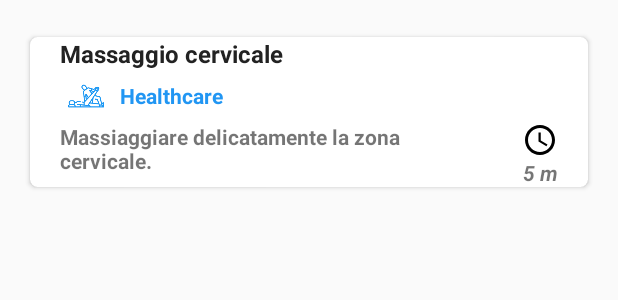
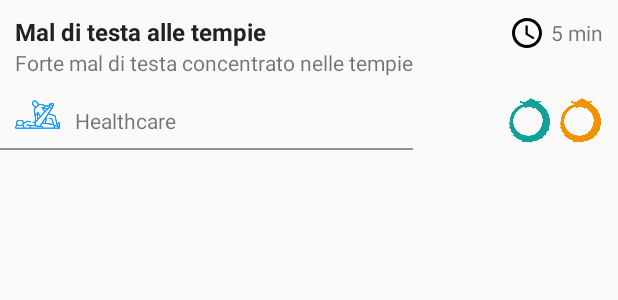
Before and after one commit to stebaia/Evolvo, an Android app: the layout item_treathment_layout.xml on its own in the app's theme, with its tools: preview values and no code run, on a phone screen of 412 x 824 dp. Shown: the top 300 px of the screen. Run offline under Robolectric (Android 15) with nearby library versions, the phone set to English and light mode, and no system bars; Roboto replaces fonts that are not available here.

```diff
--- /dev/null
+++ b/app/src/main/java/com/example/evolvo/adapters/TherapyAdapter.kt
@@ -0,0 +1,4 @@
+package com.example.evolvo.adapters
+
+class TherapyAdapter () {
+}
--- /dev/null
+++ b/app/src/main/java/com/example/evolvo/models/Therapy.kt
@@ -0,0 +1,4 @@
+package com.example.evolvo.models
+
+class Therapy {
+}
--- /dev/null
+++ b/app/src/main/res/drawable/background_container_edittext.xml
@@ -0,0 +1,5 @@
+<?xml version="1.0" encoding="UTF-8"?>
+<shape xmlns:android="http://schemas.android.com/apk/res/android">
+    <stroke android:width="3dp" android:color="#B1BCBE" />
+    <corners android:radius="10dp"/>
+</shape>
--- /dev/null
+++ b/app/src/main/res/drawable/background_search.xml
@@ -0,0 +1,5 @@
+<?xml version="1.0" encoding="UTF-8"?>
+<shape xmlns:android="http://schemas.android.com/apk/res/android">
+    <stroke android:width="2dp" android:color="#B1BCBE" />
+    <corners android:radius="6dp"/>
+</shape>
--- /dev/null
+++ b/app/src/main/res/drawable/ic_lock_black_24dp.xml
@@ -0,0 +1,5 @@
+<vector android:height="24dp" android:tint="#50514F"
+    android:viewportHeight="24.0" android:viewportWidth="24.0"
+    android:width="24dp" xmlns:android="http://schemas.android.com/apk/res/android">
+    <path android:fillColor="#FF000000" android:pathData="M18,8h-1L17,6c0,-2.76 -2.24,-5 -5,-5S7,3.24 7,6v2L6,8c-1.1,0 -2,0.9 -2,2v10c0,1.1 0.9,2 2,2h12c1.1,0 2,-0.9 2,-2L20,10c0,-1.1 -0.9,-2 -2,-2zM12,17c-1.1,0 -2,-0.9 -2,-2s0.9,-2 2,-2 2,0.9 2,2 -0.9,2 -2,2zM15.1,8L8.9,8L8.9,6c0,-1.71 1.39,-3.1 3.1,-3.1 1.71,0 3.1,1.39 3.1,3.1v2z"/>
+</vector>
--- /dev/null
+++ b/app/src/main/res/drawable/ic_person_black_24dp.xml
@@ -0,0 +1,5 @@
+<vector android:height="24dp" android:tint="#50514F"
+    android:viewportHeight="24.0" android:viewportWidth="24.0"
+    android:width="24dp" xmlns:android="http://schemas.android.com/apk/res/android">
+    <path android:fillColor="#FF000000" android:pathData="M12,12c2.21,0 4,-1.79 4,-4s-1.79,-4 -4,-4 -4,1.79 -4,4 1.79,4 4,4zM12,14c-2.67,0 -8,1.34 -8,4v2h16v-2c0,-2.66 -5.33,-4 -8,-4z"/>
+</vector>
--- /dev/null
+++ b/app/src/main/res/drawable/ic_search_black_24dp.xml
@@ -0,0 +1,5 @@
+<vector android:height="24dp" android:tint="#50514F"
+    android:viewportHeight="24.0" android:viewportWidth="24.0"
+    android:width="24dp" xmlns:android="http://schemas.android.com/apk/res/android">
+    <path android:fillColor="#FF000000" android:pathData="M15.5,14h-0.79l-0.28,-0.27C15.41,12.59 16,11.11 16,9.5 16,5.91 13.09,3 9.5,3S3,5.91 3,9.5 5.91,16 9.5,16c1.61,0 3.09,-0.59 4.23,-1.57l0.27,0.28v0.79l5,4.99L20.49,19l-4.99,-5zM9.5,14C7.01,14 5,11.99 5,9.5S7.01,5 9.5,5 14,7.01 14,9.5 11.99,14 9.5,14z"/>
+</vector>
--- a/app/src/main/res/layout/item_treathment_layout.xml
+++ b/app/src/main/res/layout/item_treathment_layout.xml
@@ -3,83 +3,88 @@
                 xmlns:app="http://schemas.android.com/apk/res-auto"
                 android:orientation="vertical"
                 android:layout_width="match_parent"
-                android:layout_height="150dp">
-    <androidx.cardview.widget.CardView
-            app:cardCornerRadius="5dp"
-            android:layout_margin="20dp"
-            android:layout_centerInParent="true"
+                android:layout_height="100dp">
+    <TextView
+            android:layout_marginTop="10dp"
+            android:layout_marginLeft="10dp"
+            android:id="@+id/txt_nome"
+            android:textStyle="bold"
+            android:textColor="@color/text"
+            android:textSize="16dp"
+            android:text="Mal di testa alle tempie"
+            android:layout_width="wrap_content"
+            android:layout_height="wrap_content"/>
+    <TextView
+            android:layout_below="@id/txt_nome"
+            android:layout_marginLeft="10dp"
+            android:id="@+id/txt_descrizione"
+            android:text="Forte mal di testa concentrato nelle tempie"
+            android:layout_width="wrap_content"
+            android:layout_height="wrap_content"/>
+    <RelativeLayout
+            android:layout_marginRight="10dp"
+            android:layout_marginTop="10dp"
+            android:layout_marginLeft="10dp"
+            android:layout_below="@id/txt_descrizione"
             android:layout_width="match_parent"
             android:layout_height="wrap_content">
-        <LinearLayout
-
-                android:orientation="vertical"
-                android:layout_width="match_parent"
+        <LinearLayout android:layout_width="wrap_content"
                       android:layout_height="match_parent">
-            <LinearLayout
-                    android:layout_marginLeft="20dp"
-                    android:layout_marginRight="20dp"
-                    android:weightSum="3"
-                    android:orientation="horizontal"
-                    android:layout_width="match_parent"
-                    android:layout_height="wrap_content">
-                <LinearLayout
-                        android:layout_weight="2"
-                        android:orientation="vertical"
-                        android:layout_width="0dp"
-                        android:layout_height="wrap_content">
+        <ImageView
+                android:src="@drawable/healthcare"
+                android:id="@+id/img_category"
+                android:layout_width="30dp"
+                android:layout_height="30dp"/>
         <TextView
-                            android:textColor="@color/text"
-                            android:textSize="16dp"
-                            android:textStyle="bold"
-                            android:text="Massaggio cervicale"
-                            android:layout_width="wrap_content"
-                            android:layout_height="wrap_content"/>
-                    <LinearLayout android:layout_width="wrap_content"
-                                  android:layout_height="wrap_content">
-                        <ImageView android:layout_margin="5dp" android:src="@drawable/healthcare" android:layout_width="24dp" android:layout_height="24dp"/>
-                        <TextView
-                                android:textColor="@color/myPrimaryColor"
-                                android:textStyle="bold"
-                                android:layout_margin="5dp"
+                android:layout_marginLeft="10dp"
                 android:layout_gravity="center"
                 android:text="Healthcare"
                 android:layout_width="wrap_content"
                 android:layout_height="wrap_content"/>
         </LinearLayout>
-
-                </LinearLayout>
-            </LinearLayout>
         <LinearLayout
-                    android:layout_marginLeft="20dp"
-                    android:layout_marginRight="20dp"
-                    android:weightSum="5"
-                    android:layout_width="match_parent"
-                    android:layout_height="wrap_content">
-                    <TextView
-                            android:textStyle="bold"
-                            android:layout_weight="4"
-                            android:text="Massiaggiare delicatamente la zona cervicale."
-                            android:layout_width="0dp"
-                            android:layout_height="wrap_content"/>
-                <LinearLayout
-                        android:layout_weight="1"
-                        android:layout_width="0dp"
-                        android:orientation="vertical"
+                android:layout_centerVertical="true"
+                android:layout_alignParentEnd="true"
+                android:layout_width="wrap_content"
                 android:layout_height="wrap_content">
             <ImageView
-                            android:layout_gravity="end"
+                    android:id="@+id/image_cream_first"
+                    android:layout_marginRight="4dp"
+                    android:layout_gravity="center"
+                    android:src="@drawable/panaceaice"
+                    android:layout_width="30dp"
+                    android:layout_height="30dp"/>
+            <ImageView
+                    android:id="@+id/image_cream_second"
+                    android:layout_gravity="center"
+                    android:src="@drawable/elasticoil"
+                    android:layout_width="30dp"
+                    android:layout_height="30dp"/>
+        </LinearLayout>
+    </RelativeLayout>
+    <LinearLayout
+            android:layout_margin="10dp"
+            android:layout_marginRight="10dp"
+            android:layout_alignParentEnd="true"
+            android:layout_width="wrap_content"
+            android:layout_height="wrap_content">
+        <ImageView
+                android:layout_gravity="center"
                 android:src="@drawable/ic_access_time_black_24dp"
                 android:layout_width="wrap_content"
                 android:layout_height="wrap_content"/>
         <TextView
-                            android:textStyle="bold|italic"
-                            android:layout_gravity="end"
-                            android:text="5 m"
+                android:layout_marginLeft="4dp"
+                android:layout_gravity="center"
+                android:text="5 min"
                 android:layout_width="wrap_content"
                 android:layout_height="wrap_content"/>
     </LinearLayout>
-            </LinearLayout>
-        </LinearLayout>
 
-    </androidx.cardview.widget.CardView>
+    <View
+            android:layout_alignEnd="@id/txt_descrizione"
+            android:layout_alignParentBottom="true"
+            android:background="@color/secondary_text"
+            android:layout_width="match_parent"
+            android:layout_height="1dp"></View>
 </RelativeLayout>
--- a/app/src/main/res/values/strings.xml
+++ b/app/src/main/res/values/strings.xml
@@ -9,7 +9,9 @@
     <string name="beauty_treatment">Trattamenti di bellezza</string>
     <string name="sport_treatment">Trattamenti per gli sportivi</string>
     <string name="fisio_treatment">Trattamenti fisioterapici</string>
-
+    <string name="welcome">Bentornato su </string>
+    <string name="login_with">Per poter accedere loggati con il tuo account BastoniLab!</string>
+    <string name="search">Cerca</string>
 
     <string name="beauty_menu">Beauty</string>
     <string name="sport_menu">Sport</string>
```
Also changed, not shown: app/src/main/res/layout/activity_login_layout.xml (+36 -7 lines), app/src/main/res/layout/fragment_fisio_choose_layout.xml (+31 -38 lines), app/src/main/res/drawable/contugel.png (added), app/src/main/res/drawable/elasticoil.png (added), app/src/main/res/drawable/icon_splasht.PNG (added), app/src/main/res/drawable/panaceaice.png (added). Lines whose indentation alone changed are shown as unchanged.
